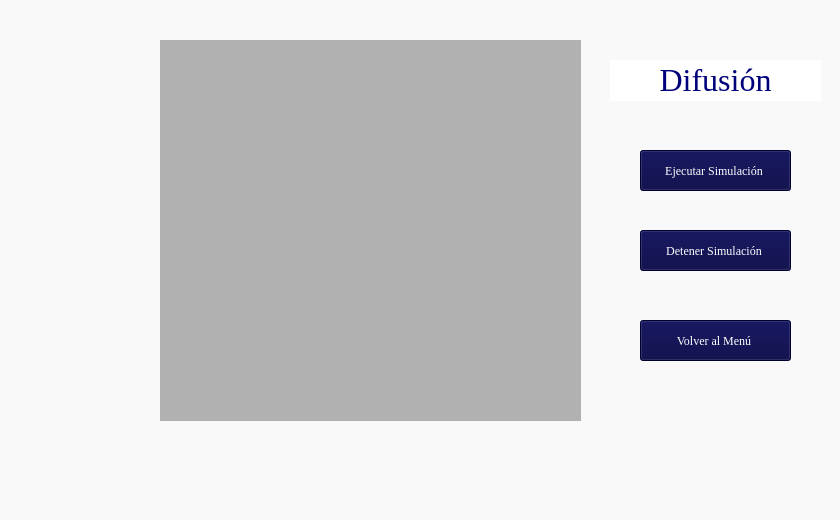
This is resources/difussion_window.ui in Jdparra2004/Simulacion_Hidrogeno as Qt 5 draws it before an edit. The edited form follows.
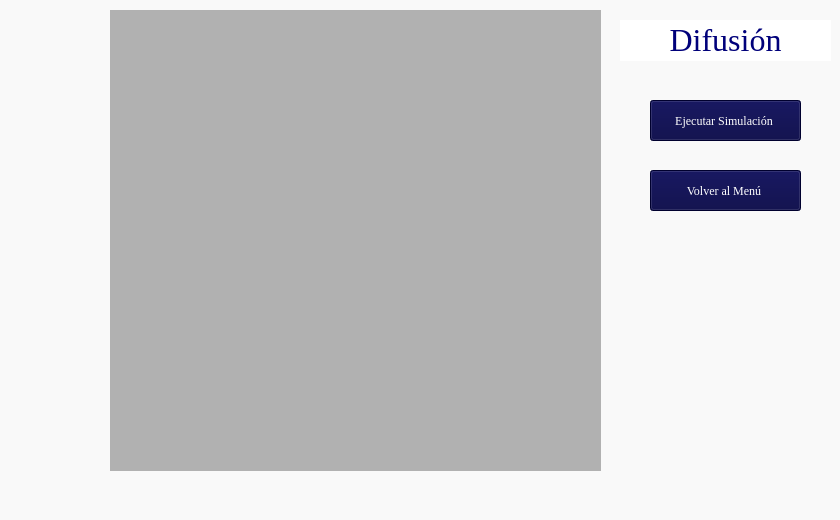
This is the edited form. Icons and pictures are not drawn.

```diff
--- a/resources/difussion_window.ui
+++ b/resources/difussion_window.ui
@@ -34,22 +34,10 @@
      <rect>
       <x>0</x>
       <y>0</y>
-      <width>141</width>
-      <height>141</height>
+      <width>91</width>
+      <height>91</height>
      </rect>
     </property>
-    <property name="minimumSize">
-     <size>
-      <width>141</width>
-      <height>141</height>
-     </size>
-    </property>
-    <property name="maximumSize">
-     <size>
-      <width>141</width>
-      <height>141</height>
-     </size>
-    </property>
     <property name="text">
      <string/>
     </property>
@@ -63,22 +51,22 @@
    <widget class="QWidget" name="WDifussion" native="true">
     <property name="geometry">
      <rect>
-      <x>160</x>
-      <y>40</y>
-      <width>421</width>
-      <height>381</height>
+      <x>110</x>
+      <y>10</y>
+      <width>491</width>
+      <height>461</height>
      </rect>
     </property>
     <property name="minimumSize">
      <size>
-      <width>421</width>
-      <height>381</height>
+      <width>491</width>
+      <height>461</height>
      </size>
     </property>
     <property name="maximumSize">
      <size>
-      <width>421</width>
-      <height>382</height>
+      <width>491</width>
+      <height>461</height>
      </size>
     </property>
     <property name="styleSheet">
@@ -88,8 +76,8 @@
    <widget class="QLabel" name="label_4">
     <property name="geometry">
      <rect>
-      <x>610</x>
-      <y>60</y>
+      <x>620</x>
+      <y>20</y>
       <width>211</width>
       <height>41</height>
      </rect>
@@ -123,8 +111,8 @@
    <widget class="QPushButton" name="buttonRunSimulation">
     <property name="geometry">
      <rect>
-      <x>640</x>
-      <y>150</y>
+      <x>650</x>
+      <y>100</y>
       <width>151</width>
       <height>41</height>
      </rect>
@@ -154,45 +142,11 @@
      <string>Ejecutar Simulación </string>
     </property>
    </widget>
-   <widget class="QPushButton" name="buttonStopSimulation">
-    <property name="geometry">
-     <rect>
-      <x>640</x>
-      <y>230</y>
-      <width>151</width>
-      <height>41</height>
-     </rect>
-    </property>
-    <property name="minimumSize">
-     <size>
-      <width>151</width>
-      <height>41</height>
-     </size>
-    </property>
-    <property name="maximumSize">
-     <size>
-      <width>151</width>
-      <height>41</height>
-     </size>
-    </property>
-    <property name="font">
-     <font>
-      <family>Georgia</family>
-     </font>
-    </property>
-    <property name="styleSheet">
-     <string notr="true">color: rgb(255, 255, 255);
-background-color: rgb(0, 0, 64);</string>
-    </property>
-    <property name="text">
-     <string>Detener Simulación </string>
-    </property>
-   </widget>
    <widget class="QPushButton" name="returnToMenu">
     <property name="geometry">
      <rect>
-      <x>640</x>
-      <y>320</y>
+      <x>650</x>
+      <y>170</y>
       <width>151</width>
       <height>41</height>
      </rect>
```
Left out of the diff: 2 changed lines with no effect on the pictures.
